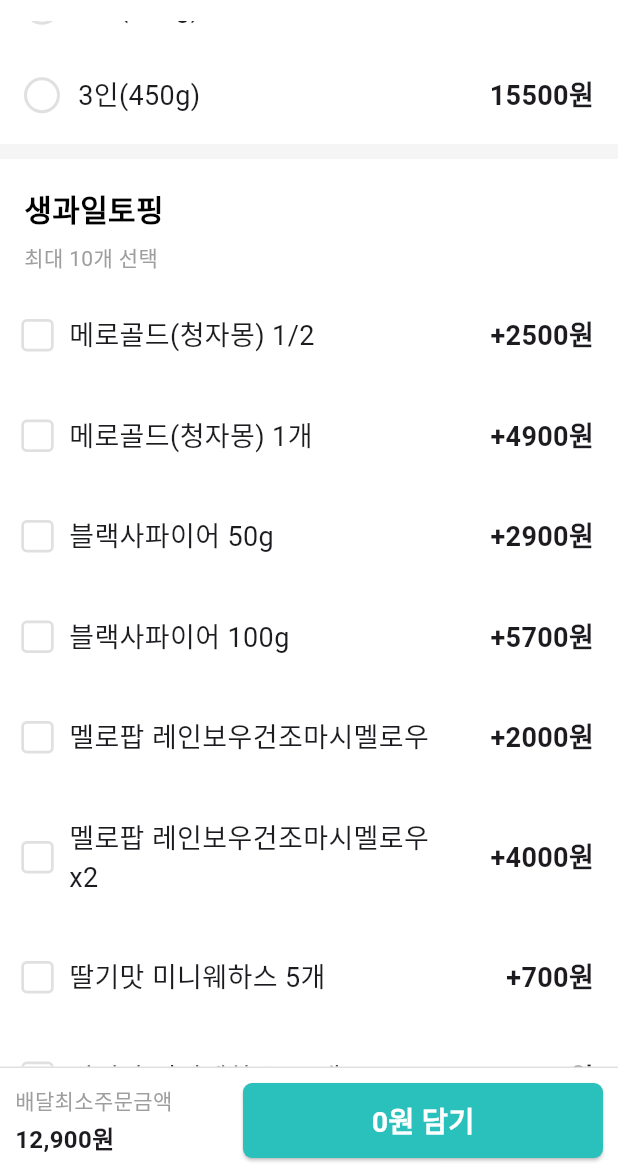
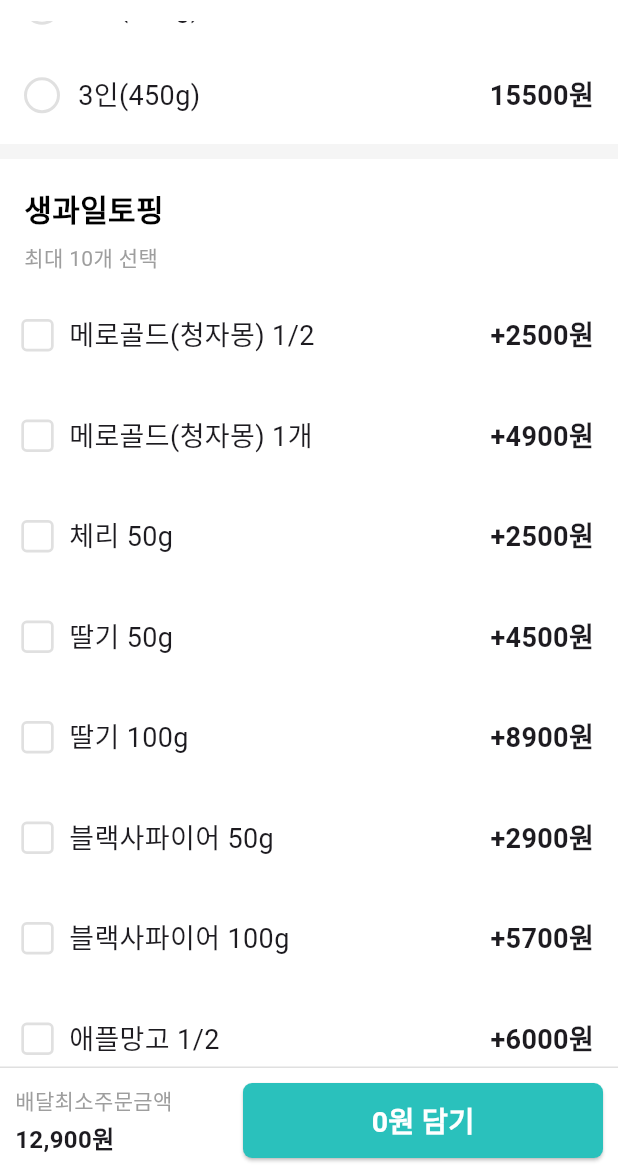
Before and after one commit to Yuliim/ex_baemin_design, a Flutter app: the screen it shows after launch, scrolled down 576 dp, on a phone screen of 412 x 824 dp, the part 63-1236 px from its top. Run offline on Flutter 3.47's test engine with Material 3 defaults, Android fonts, the phone set to English and light mode, and no system bars; our stand-ins replace get.

Commit message:
data 최신 걸로 수정

```diff
--- a/lib/data.dart
+++ b/lib/data.dart
@@ -10,16 +10,43 @@ final Map<String, List<Map<String, dynamic>>> menuData = {
   '생과일토핑': [
     {'name': '메로골드(청자몽) 1/2', 'price': 2500},
     {'name': '메로골드(청자몽) 1개', 'price': 4900},
+    {'name': '체리 50g', 'price': 2500},
+    {'name': '딸기 50g', 'price': 4500},
+    {'name': '딸기 100g', 'price': 8900},
     {'name': '블랙사파이어 50g', 'price': 2900},
     {'name': '블랙사파이어 100g', 'price': 5700},
+    {'name': '애플망고 1/2', 'price': 6000},
+    {'name': '애플망고 1개', 'price': 11900},
+    {'name': '아보카도 1/2', 'price': 2500},
+    {'name': '아보카도 1개', 'price': 11900},
+    {'name': '샤인머스켓 60g', 'price': 3000},
+    {'name': '파인애플 100g', 'price': 3000},
+    {'name': '파인애플 200g', 'price': 5900},
+    {'name': '바나나 1개', 'price': 1500},
+    {'name': '바나나 2개', 'price': 2900},
+    {'name': '골드키위 반개', 'price': 1800},
+    {'name': '골드키위 1개', 'price': 3500},
+    {'name': '메론 50g', 'price': 2500},
+    {'name': '메론 100g', 'price': 4900},
+    {'name': '블루베리 30g', 'price': 3000},
+    {'name': '블루베리 60g', 'price': 5900},
+
+  ],
+  '시리얼토핑': [
+    {'name': '그래놀라 다이제 50g', 'price': 2000},
+    {'name': '그래놀라 다이제 100g', 'price': 3900},
     {'name': '멜로팝 레인보우건조마시멜로우', 'price': 2000},
     {'name': '멜로팝 레인보우건조마시멜로우x2', 'price': 4000},
+    {'name': '비요뜨 초코링 20g', 'price': 2500},
+    {'name': '비요뜨 초코링 40g', 'price': 5000},
+    {'name': '치즈타르트뽀또 3개', 'price': 1500},
+    {'name': '치즈타르트뽀또 6개', 'price': 3000},
+    {'name': '녹차팝팝 25g', 'price': 1500},
+    {'name': '딸기팝팝 25g', 'price': 1500},
+    {'name': '초코팝팝 25g', 'price': 1500},
+    {'name': '민트팝팝 25g', 'price': 1500},
     {'name': '딸기맛 미니웨하스 5개', 'price': 700},
     {'name': '딸기맛 미니웨하스 10개', 'price': 1400},
-    {'name': '파인애플 100g', 'price': 3000},
-    {'name': '파인애플 200g', 'price': 5900},
-  ],
-  '시리얼토핑': [
     {'name': '그래놀라 50g', 'price': 1500},
     {'name': '그래놀라 100g', 'price': 2900},
     {'name': '초코 그래놀라 50g', 'price': 1500},
@@ -30,6 +57,22 @@ final Map<String, List<Map<String, dynamic>>> menuData = {
     {'name': '오곡코코볼 60g', 'price': 1700},
     {'name': '첵스 초코 30g', 'price': 900},
     {'name': '첵스 초코 60g', 'price': 1700},
+    {'name': '후르트링 30g', 'price': 900},
+    {'name': '후르트 링 60g', 'price': 1700},
+    {'name': '콘푸라이트 30g', 'price': 900},
+    {'name': '콘푸라이트 60g', 'price': 1700},
+    {'name': '오레오 시리얼 30g', 'price': 900},
+    {'name': '오레오 시리얼 60g', 'price': 1700},
+    {'name': '돼지바 크럼블 50g', 'price': 1500},
+    {'name': '오레오 크럼블 50g', 'price': 1500},
+    {'name': '로투스 크럼블 50g', 'price': 1500},
+    {'name': '코코넛 청크 20g', 'price': 1500},
+    {'name': '코코넛 청크 40g', 'price': 2900},
+    {'name': '오레오 쿠키 3개', 'price': 1500},
+    {'name': '카카오 초코칩 30g', 'price': 1500},
+    {'name': '해바라기씨 초코볼 30g', 'price': 1000},
+    {'name': '해바라기씨 초코볼 60g', 'price': 1900},
+    {'name': '몰티져스', 'price': 1500},
   ],
   '소스': [
     {'name': '초코쉘30g', 'price': 1500},
@@ -39,20 +82,17 @@ final Map<String, List<Map<String, dynamic>>> menuData = {
     {'name': '초코 소스 25g', 'price': 900},
     {'name': '카라멜 소스 25g', 'price': 900},
     {'name': '애플망고시럽 25g', 'price': 900},
-    {'name': '녹차팝팝 25g', 'price': 1500},
-    {'name': '딸기팝팝 25g', 'price': 1500},
-    {'name': '초코팝팝 25g', 'price': 1500},
   ],
   '프리미엄토핑': [
+    {'name': '초코슈스틱', 'price': 2500},
+    {'name': '요거트슈스틱', 'price': 2500},
     {'name': '슈가모찌큐브 50g', 'price': 2000},
     {'name': '슈가모찌큐브 100g', 'price': 3900},
     {'name': '필라델피아 치즈케잌1조각', 'price': 4000},
     {'name': '필라델피아 치즈케잌2조각', 'price': 8000},
     {'name': '델리치즈큐브 10개', 'price': 2500},
     {'name': '델리치즈큐브 20개', 'price': 4900},
-    {'name': '치즈타르트뽀또 3개', 'price': 1500},
-    {'name': '치즈타르트뽀또 6개', 'price': 3000},
-    {'name': '애플망고 1/2', 'price': 6000},
-    {'name': '애플망고 1개', 'price': 11900},
+
+
   ],
 };
```
